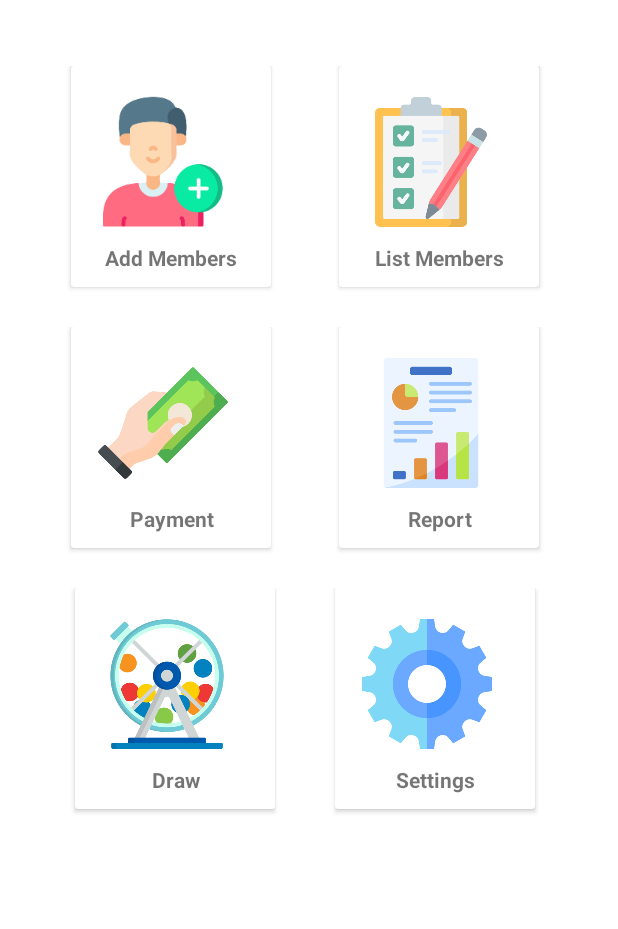
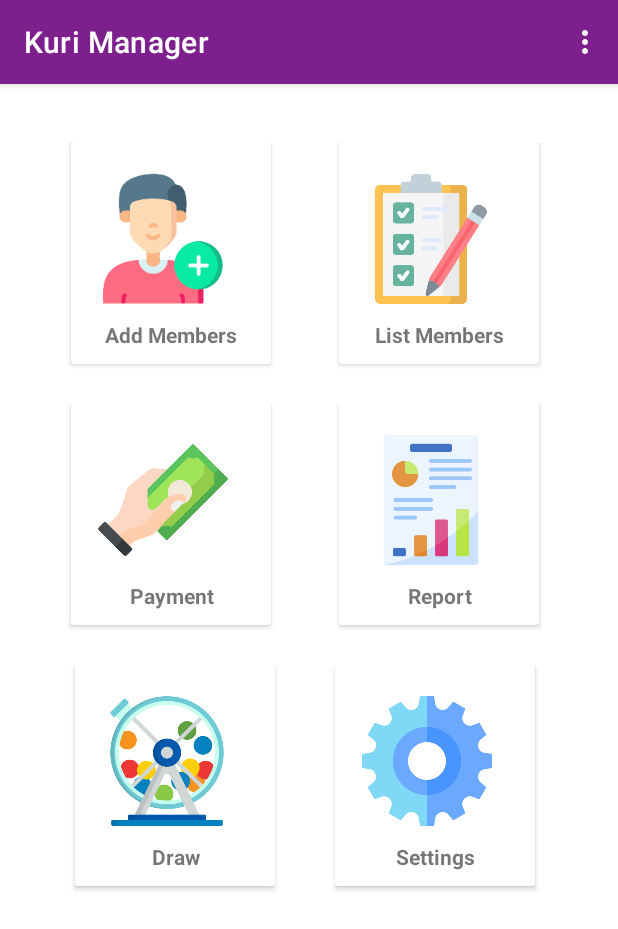
Before and after one commit to mrinshad/ChitFund, an Android app: the MainActivity screen opened directly, with no data from a screen before it, on a phone screen of 412 x 824 dp. Shown: the top 929 px of the screen. Run offline under Robolectric (Android 15) with nearby library versions, the light colour scheme and no system bars.

Commit message:
added new menu on homepage and linked every homepage button

```diff
--- a/app/build.gradle
+++ b/app/build.gradle
@@ -35,4 +35,5 @@ dependencies {
     testImplementation 'junit:junit:4.+'
     androidTestImplementation 'androidx.test.ext:junit:1.1.3'
     androidTestImplementation 'androidx.test.espresso:espresso-core:3.4.0'
+    implementation 'androidx.appcompat:appcompat:1.3.1'
 }
--- a/app/src/main/java/com/example/chitfund/MainActivity.java
+++ b/app/src/main/java/com/example/chitfund/MainActivity.java
@@ -2,21 +2,51 @@ package com.example.chitfund;
 
 import androidx.appcompat.app.AppCompatActivity;
 
+import android.app.ActionBar;
 import android.content.Intent;
 import android.os.Bundle;
+import android.view.Menu;
+import android.view.MenuInflater;
+import android.view.MenuItem;
 import android.view.View;
 
 public class MainActivity extends AppCompatActivity {
-
+    androidx.appcompat.widget.Toolbar myToolbar;
     @Override
     protected void onCreate(Bundle savedInstanceState) {
         super.onCreate(savedInstanceState);
         setContentView(R.layout.activity_main);
-        getSupportActionBar().hide();
+        ActionBar actionBar = getActionBar();
+//        actionBar.setSubtitle("mytest");
+//
     }
     public void addMembers(View v){
         Intent i = new Intent(this,AddMember.class);
         startActivity(i);
         finish();
     }
+    @Override
+    public boolean onCreateOptionsMenu(Menu menu) {
+        MenuInflater inflater = getMenuInflater();
+        inflater.inflate(R.menu.homepage_menu, menu);
+        return true;
+    }
+    @Override
+    public boolean onOptionsItemSelected(MenuItem item) {
+        // Handle item selection
+        switch (item.getItemId()) {
+            case R.id.menu1:
+//                addSomething();
+                return true;
+            case R.id.menu2:
+//                startSettings();
+                return true;
+            case R.id.menu3:
+//                startSettings();
+                return true;
+            default:
+                return super.onOptionsItemSelected(item);
+        }
+    }
+
 }
--- a/app/src/main/res/layout/activity_main.xml
+++ b/app/src/main/res/layout/activity_main.xml
@@ -94,8 +94,8 @@
         android:id="@+id/linear1"
         android:layout_width="match_parent"
         android:layout_height="wrap_content"
-        android:layout_alignParentTop="true"
-        android:layout_marginTop="44dp"
+        android:layout_below="@+id/toobar"
+        android:layout_marginTop="39dp"
         android:gravity="center"
         android:orientation="horizontal">
 
--- /dev/null
+++ b/app/src/main/res/menu/homepage_menu.xml
@@ -0,0 +1,18 @@
+<?xml version="1.0" encoding="utf-8"?>
+<menu xmlns:android="http://schemas.android.com/apk/res/android">
+    <item
+        android:id="@+id/menu1"
+        android:icon="@mipmap/ic_draw"
+        android:title="string"
+        android:titleCondensed="string" />
+    <item
+        android:id="@+id/menu2"
+        android:icon="@mipmap/ic_draw"
+        android:title="string2"
+        android:titleCondensed="string" />
+    <item
+        android:id="@+id/menu3"
+        android:icon="@mipmap/ic_draw"
+        android:title="string3"
+        android:titleCondensed="string" />
+</menu>
--- a/app/src/main/res/values/strings.xml
+++ b/app/src/main/res/values/strings.xml
@@ -1,3 +1,3 @@
 <resources>
-    <string name="app_name">ChitFund</string>
+    <string name="app_name">Kuri Manager</string>
 </resources>
```
Also changed, not shown: app/src/main/AndroidManifest.xml (+16 -1 lines), app/src/main/java/com/example/chitfund/LedgerReport.java (added, +14 -0 lines), app/src/main/java/com/example/chitfund/ListMembers.java (added, +14 -0 lines), app/src/main/java/com/example/chitfund/LuckyDraw.java (added, +14 -0 lines), app/src/main/java/com/example/chitfund/Payment.java (added, +14 -0 lines), app/src/main/java/com/example/chitfund/Settings.java (added, +14 -0 lines), app/src/main/res/layout/activity_ledger_report.xml (added, +9 -0 lines), app/src/main/res/layout/activity_list_members.xml (added, +9 -0 lines), app/src/main/res/layout/activity_lucky_draw.xml (added, +9 -0 lines), app/src/main/res/layout/activity_payment.xml (added, +9 -0 lines), app/src/main/res/layout/activity_settings.xml (added, +9 -0 lines), app/src/main/res/values/styles.xml (+20 -0 lines).
